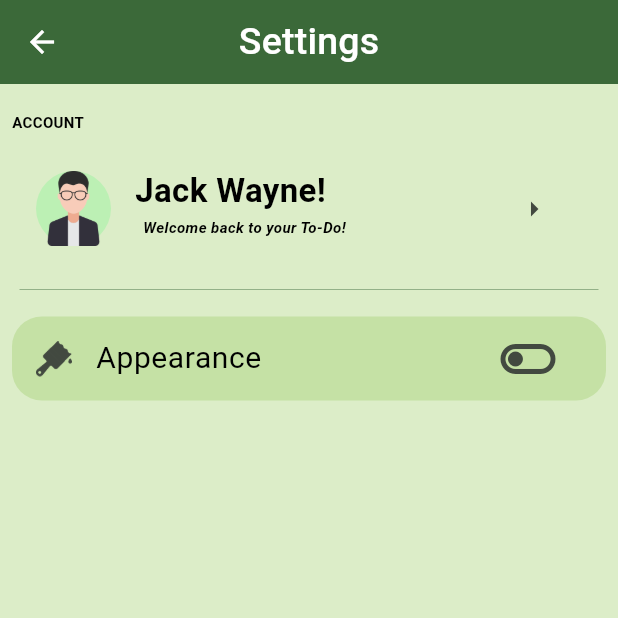
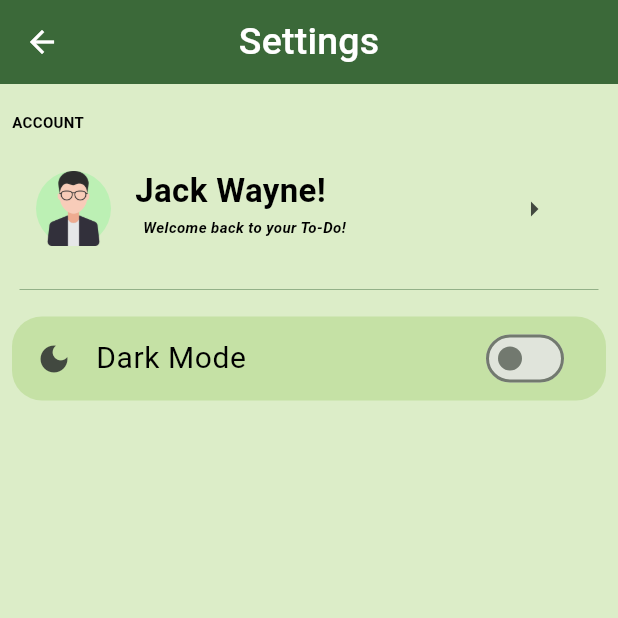
Before and after one commit to Benny-Gich/To-Do-App, a Flutter app: the Settings screen opened by its route, on a phone screen of 412 x 824 dp, the top half of it. Run offline on Flutter 3.47's test engine with Material 3 defaults, Android fonts, the light colour scheme and no system bars; our stand-ins replace flutter_slidable, hive, hive_flutter, shared_preferences; missing offline and left inert: dart:ffi; accounts and stored records are empty.

Commit message:
Darkmode Repo

```diff
--- a/lib/pages/homepage.dart
+++ b/lib/pages/homepage.dart
@@ -110,7 +110,7 @@ class _HomepageState extends State<Homepage> {
                 },
               ),
               AppDrawer(
-                Icon: Icon(Icons.home),
+                Icon: Icon(Icons.settings),
                 drawertitle: "Settings",
                 Route: '/Settings',
                 onTap: () {
--- a/lib/pages/settings.dart
+++ b/lib/pages/settings.dart
@@ -1,7 +1,8 @@
 // ignore_for_file: unnecessary_string_escapes
 
 import 'package:flutter/material.dart';
-import 'package:to_do/util/settings_tile.dart';
+import 'package:provider/provider.dart';
+import 'package:to_do/util/provider.dart';
 
 class Settings extends StatelessWidget {
   const Settings({super.key});
@@ -63,17 +64,26 @@ class Settings extends StatelessWidget {
                 color: Theme.of(context).colorScheme.primary,
               ),
               SizedBox(height: 10),
-              SettingsTile(
-                  iconPath: "icons/themes.png",
-                  IconButton: IconButton(
-                    onPressed: () {},
-                    icon: Icon(
-                      Icons.toggle_off_outlined,
-                      size: 40,
+              Consumer<UiProvider>(
+                builder: (context, UiProvider notifier, child) {
+                  return Container(
+                    decoration: BoxDecoration(
+                      color: Theme.of(context).primaryColor,
+                      borderRadius: BorderRadius.circular(20),
                     ),
-                  ),
-                  title: 'Appearance'),
-              SizedBox(height: 10),
+                    child: ListTile(
+                      leading: Icon(Icons.dark_mode),
+                      title: Text(
+                        'Dark Mode',
+                        style: Theme.of(context).textTheme.bodySmall,
+                      ),
+                      trailing: Switch(
+                          value: notifier.isDark,
+                          onChanged: (value) => notifier.changeTheme()),
+                    ),
+                  );
+                },
+              ),
             ],
           ),
         ),
@@ -81,3 +91,16 @@ class Settings extends StatelessWidget {
     );
   }
 }
+
+              //SettingsTile(
+                  //iconPath: "icons/themes.png",
+                  //IconButton: IconButton(
+                    //onPressed: () {},
+                    //icon: Icon(
+                      //Icons.toggle_off_outlined,
+                      //size: 40,
+                    //),
+                  //),
+                //  title: 'Appearance'),
+              //SizedBox(height: 10),
+            //],
--- /dev/null
+++ b/lib/util/provider.dart
@@ -0,0 +1,39 @@
+import 'package:flutter/material.dart';
+import 'package:shared_preferences/shared_preferences.dart';
+
+class UiProvider extends ChangeNotifier {
+  bool _isDark = false;
+  bool get isDark => _isDark;
+
+  late SharedPreferences storage;
+
+//Dark theme Settings
+
+  final darkTheme = ThemeData(
+    primaryColor: Colors.black12,
+    brightness: Brightness.dark,
+    primaryColorDark: Colors.black12,
+  );
+
+//Light Theme Settings
+  final lightTheme = ThemeData(
+    primaryColor: Colors.green,
+    brightness: Brightness.light,
+    primaryColorLight: Colors.green,
+  );
+
+//Dark Theme Toggle Button
+  changeTheme() {
+    _isDark = !isDark;
+
+    // Save my values
+    storage.setBool("isDark", _isDark);
+    notifyListeners();
+  }
+
+  init() async {
+    storage = await SharedPreferences.getInstance();
+    _isDark = storage.getBool("isDark") ?? false;
+    notifyListeners();
+  }
+}
--- a/pubspec.yaml
+++ b/pubspec.yaml
@@ -37,6 +37,8 @@ dependencies:
   # Use with the CupertinoIcons class for iOS style icons.
   cupertino_icons: ^1.0.8
   flutter_slidable: ^3.1.2
+  provider: ^6.1.2
+  shared_preferences: ^2.3.5
 
 dev_dependencies:
   flutter_test:
```
Also changed, not shown: lib/main.dart (+16 -2 lines), pubspec.lock, 1 other file.
